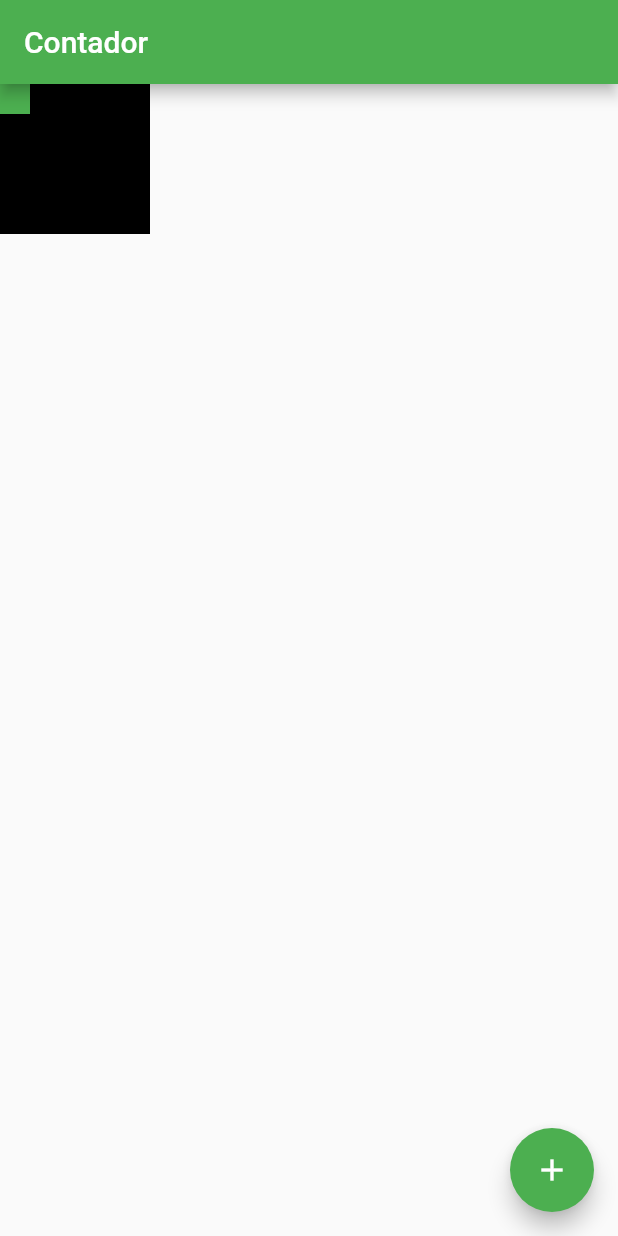
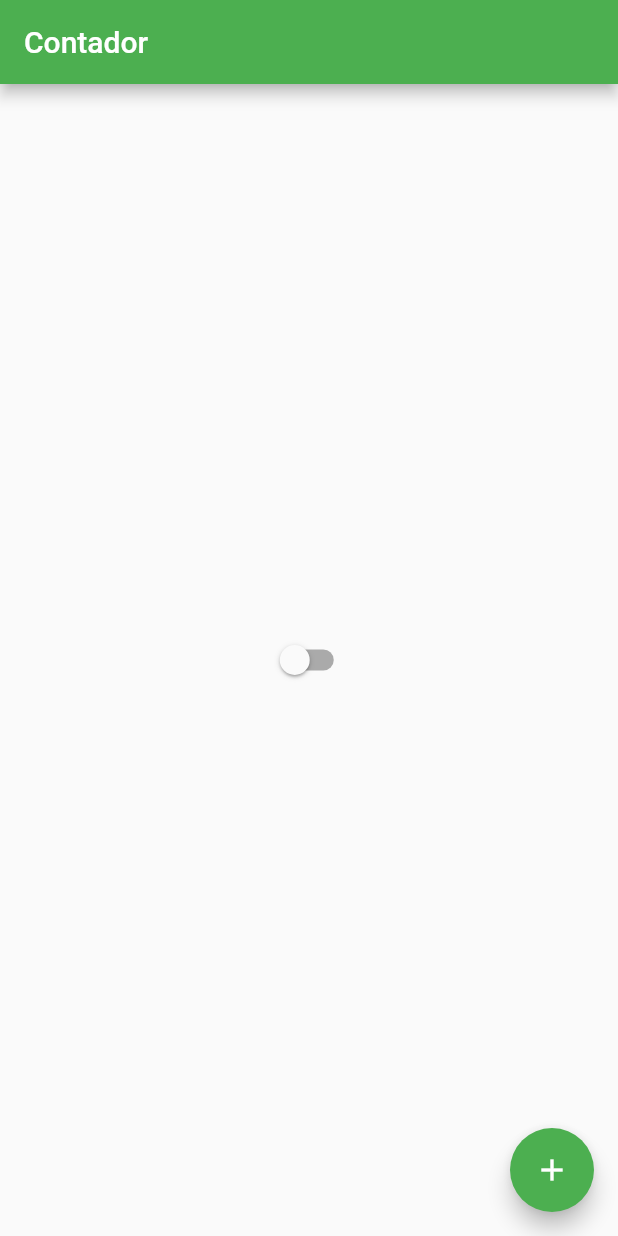
Before and after one commit to FixRuan/Flutter-basics, a Flutter app: the screen it shows after launch, on a phone screen of 412 x 824 dp. Run offline on Flutter 3.47's test engine with Material 2 defaults, Android fonts, the phone set to English and light mode, and no system bars.

Commit message:
Change App theme with global state

```diff
--- /dev/null
+++ b/lib/app_crontoller.dart
@@ -0,0 +1,11 @@
+import 'package:flutter/material.dart';
+
+class AppController extends ChangeNotifier {
+  static AppController instance = AppController();
+
+  bool isDarkTheme = false;
+  changeTheme() {
+    isDarkTheme = !isDarkTheme;
+    notifyListeners();
+  }
+}
--- a/lib/app_widget.dart
+++ b/lib/app_widget.dart
@@ -1,3 +1,4 @@
+import 'package:f/app_crontoller.dart';
 import 'package:flutter/material.dart';
 
 import 'home_page.dart';
@@ -7,9 +8,19 @@ class AppWidget extends StatelessWidget {
 
   @override
   Widget build(BuildContext context) {
-    return MaterialApp(
-      theme: ThemeData(primarySwatch: Colors.green),
-      home: const HomePage(),
+    return AnimatedBuilder(
+      animation: AppController.instance,
+      builder: (context, child) {
+        return MaterialApp(
+          theme: ThemeData(
+            primarySwatch: Colors.green,
+            brightness: AppController.instance.isDarkTheme == true
+                ? Brightness.dark
+                : Brightness.light,
+          ),
+          home: const HomePage(),
+        );
+      },
     );
   }
 }
--- a/lib/home_page.dart
+++ b/lib/home_page.dart
@@ -1,5 +1,6 @@
 // ignore_for_file: avoid_unnecessary_containers
 
+import 'package:f/app_crontoller.dart';
 import 'package:flutter/material.dart';
 
 class HomePage extends StatefulWidget {
@@ -20,19 +21,12 @@ class HomePageState extends State<HomePage> {
       appBar: AppBar(
         title: const Text('Contador'),
       ),
-      body: Container(
-        height: 100,
-        width: 100,
-        color: Colors.black,
-        child: Align(
-          alignment: Alignment.topLeft,
-          child: Container(
-            height: 20,
-            width: 20,
-            color: Colors.green,
-          ),
-        ),
-      ),
+      body: Center(
+          child: Switch(
+              value: AppController.instance.isDarkTheme,
+              onChanged: (value) {
+                AppController.instance.changeTheme();
+              })),
       floatingActionButton: FloatingActionButton(
           child: const Icon(Icons.add),
           onPressed: () {
```
